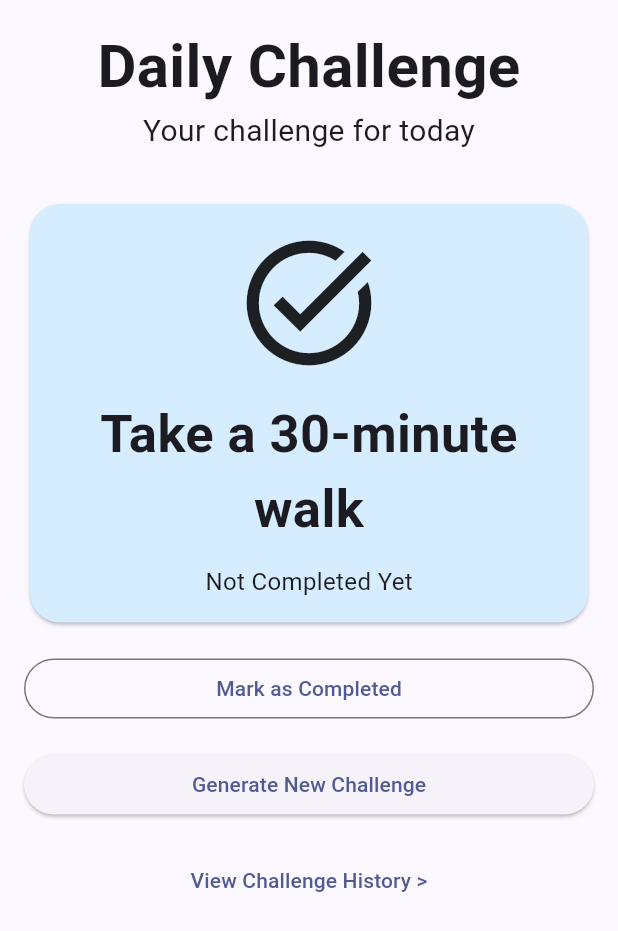
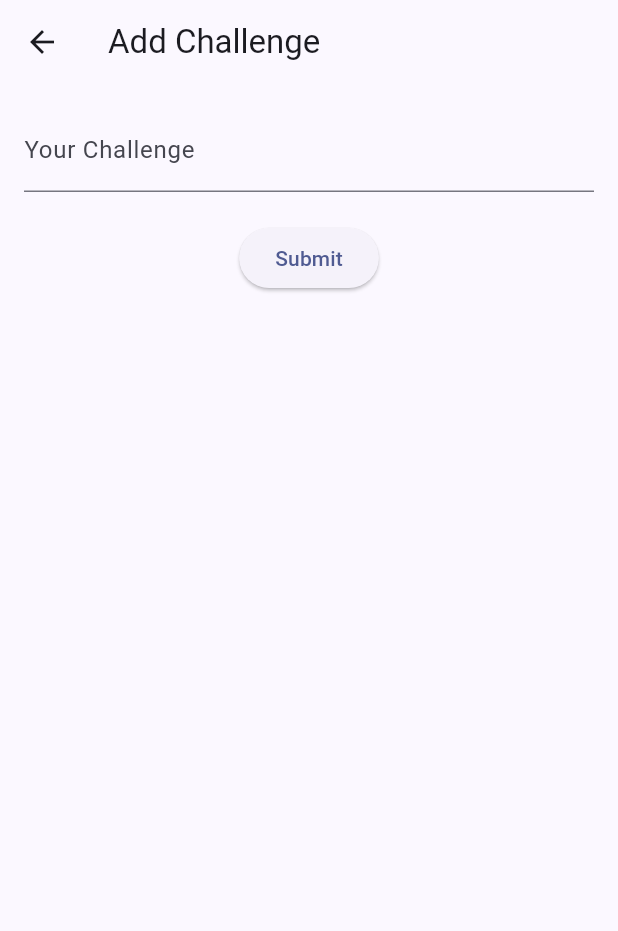
Before and after one commit to furqonnurbarilyahya/ActDay, a Flutter app: the screen it shows after launch, after a tap on "Generate New Challenge", on a phone screen of 412 x 824 dp. Shown: the top 931 px of the screen. Run offline on Flutter 3.47's test engine with Material 3 defaults, Android fonts, the phone set to English and light mode, and no system bars.

Commit message:
feat: add navigation from Home Screen to Add Challenge Screen

```diff
--- /dev/null
+++ b/lib/add_challenge_screen.dart
@@ -0,0 +1,50 @@
+import 'package:flutter/material.dart';
+import 'package:flutter/widgets.dart';
+
+class AddChallengeScreen extends StatefulWidget {
+  const AddChallengeScreen({super.key});
+
+  @override
+  State<AddChallengeScreen> createState() => _AddChallengeScreenState();
+}
+
+class _AddChallengeScreenState extends State<AddChallengeScreen> {
+  String _challenge = "";
+
+  @override
+  Widget build(BuildContext context) {
+    return Scaffold(
+      appBar: AppBar(title: const Text("Add Challenge")),
+      body: Padding(
+        padding: const EdgeInsets.all(16.0),
+        child: Column(
+          children: [
+            TextField(
+              decoration: const InputDecoration(
+                hintText: 'Write challenge here....',
+                labelText: 'Your Challenge',
+              ),
+              onChanged: (String value) {
+                setState(() {
+                  _challenge = value;
+                });
+              },
+            ),
+            const SizedBox(height: 20),
+            ElevatedButton(
+              child: const Text('Submit'),
+              onPressed: () {
+                showDialog(
+                  context: context,
+                  builder: (context) {
+                    return AlertDialog(content: Text('Hello, $_challenge'));
+                  },
+                );
+              },
+            ),
+          ],
+        ),
+      ),
+    );
+  }
+}
--- a/lib/home_screen.dart
+++ b/lib/home_screen.dart
@@ -1,3 +1,4 @@
+import 'package:actday/add_challenge_screen.dart';
 import 'package:actday/history_screen.dart';
 import 'package:flutter/material.dart';
 
@@ -78,6 +79,9 @@ class _HomeScreenState extends State<HomeScreen> {
                 child: Text("Generate New Challenge"),
                 onPressed: () {
                   //Aksi ketika diklik
+                  Navigator.push(context, MaterialPageRoute(builder: (context){
+                    return AddChallengeScreen();
+                  }));
                 },
               ),
               SizedBox(height: 16),
--- a/pubspec.yaml
+++ b/pubspec.yaml
@@ -58,9 +58,8 @@ flutter:
   uses-material-design: true
 
   # To add assets to your application, add an assets section, like this:
-  # assets:
-  #   - images/a_dot_burr.jpeg
-  #   - images/a_dot_ham.jpeg
+  assets:
+    - images/
 
   # An image asset can refer to one or more resolution-specific "variants", see
   # https://flutter.dev/to/resolution-aware-images
```
